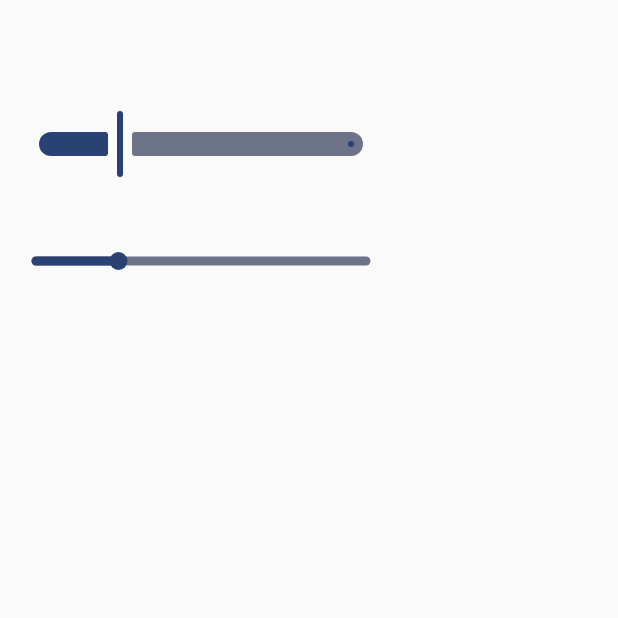
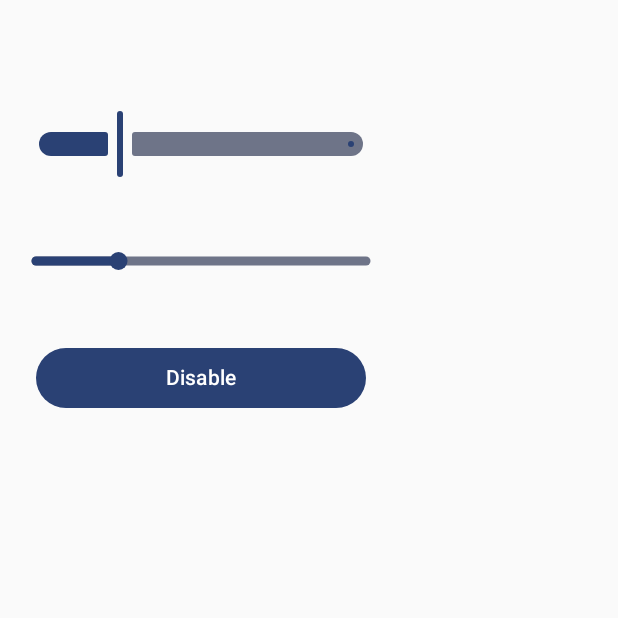
Before and after one commit to TurKurT656/BubbleSlider, an Android app built with Jetpack Compose: the screen it shows after launch (MainActivity), on a phone screen of 412 x 824 dp, the top half of it. Run offline under Robolectric (Android 15) with nearby library versions, the phone set to English and light mode, and no system bars.

Commit message:
Add enable/disable support for BubbleSlider

```diff
--- a/app/src/main/java/com/github/turkurt656/bubbleslider/BubbleSlider.kt
+++ b/app/src/main/java/com/github/turkurt656/bubbleslider/BubbleSlider.kt
@@ -30,6 +30,7 @@ fun BubbleSlider(
     value: Float,
     onValueChange: (Float) -> Unit,
     modifier: Modifier = Modifier,
+    enabled: Boolean = true,
     valueRange: ClosedFloatingPointRange<Float> = 0f..100f,
     colors: BubbleSliderColors = BubbleSliderDefaults.colors(),
     trackThickness: Dp = 6.dp,
@@ -63,6 +64,7 @@ fun BubbleSlider(
             modifier = Modifier
                 .fillMaxSize()
                 .draggable(
+                    enabled = enabled,
                     orientation = Orientation.Horizontal,
                     state = rememberDraggableState { delta ->
                         velocity = delta.coerceIn(-8f, 8f) * 0.3f
@@ -85,19 +87,19 @@ fun BubbleSlider(
                 drawLine(
                     start = Offset(x = 0f, y = canvasHeight / 2),
                     end = Offset(x = canvasWidth, y = canvasHeight / 2),
-                    color = colors.trackColor(true, false),
+                    color = colors.trackColor(enabled, false),
                     strokeWidth = trackThickness.toPx(),
                     cap = StrokeCap.Round
                 )
                 drawLine(
                     start = Offset(x = 0f, y = canvasHeight / 2),
                     end = Offset(x = progressWidth, y = canvasHeight / 2),
-                    color = colors.trackColor(true, true),
+                    color = colors.trackColor(enabled, true),
                     strokeWidth = trackThickness.toPx(),
                     cap = StrokeCap.Round
                 )
                 drawDrop(
-                    color = colors.thumbColor(true),
+                    color = colors.thumbColor(enabled),
                     center = Offset(x = progressWidth, y = canvasHeight / 2),
                     radius = circleRadius.toPx(),
                     velocity = velocityAnimation.value,
--- a/app/src/main/java/com/github/turkurt656/bubbleslider/BubbleSliderDefaults.kt
+++ b/app/src/main/java/com/github/turkurt656/bubbleslider/BubbleSliderDefaults.kt
@@ -3,6 +3,7 @@ package com.github.turkurt656.bubbleslider
 import androidx.compose.material3.MaterialTheme
 import androidx.compose.runtime.Composable
 import androidx.compose.ui.graphics.Color
+import androidx.compose.ui.graphics.compositeOver
 
 object BubbleSliderDefaults {
 
@@ -15,9 +16,13 @@ object BubbleSliderDefaults {
                     thumbColor = MaterialTheme.colorScheme.primary,
                     activeTrackColor = MaterialTheme.colorScheme.primary,
                     inactiveTrackColor = MaterialTheme.colorScheme.secondaryContainer,
-                    disabledThumbColor = MaterialTheme.colorScheme.onSurface,
-                    disabledActiveTrackColor = MaterialTheme.colorScheme.onSurface,
-                    disabledInactiveTrackColor = MaterialTheme.colorScheme.onSurface,
+                    disabledThumbColor = MaterialTheme.colorScheme.onSurface
+                        .copy(alpha = 0.38f)
+                        .compositeOver(MaterialTheme.colorScheme.surface),
+                    disabledActiveTrackColor = MaterialTheme.colorScheme.onSurface
+                        .copy(alpha = 0.38f),
+                    disabledInactiveTrackColor = MaterialTheme.colorScheme.onSurface
+                        .copy(alpha = 0.12f),
                 ).also {
                     _cachedColor = it
                 }
--- a/app/src/main/java/com/github/turkurt656/bubbleslider/ui/MainActivity.kt
+++ b/app/src/main/java/com/github/turkurt656/bubbleslider/ui/MainActivity.kt
@@ -8,10 +8,13 @@ import androidx.compose.foundation.layout.Column
 import androidx.compose.foundation.layout.fillMaxSize
 import androidx.compose.foundation.layout.padding
 import androidx.compose.foundation.layout.width
+import androidx.compose.material3.Button
 import androidx.compose.material3.Slider
 import androidx.compose.material3.SliderDefaults
+import androidx.compose.material3.Text
 import androidx.compose.runtime.getValue
 import androidx.compose.runtime.mutableFloatStateOf
+import androidx.compose.runtime.mutableStateOf
 import androidx.compose.runtime.remember
 import androidx.compose.runtime.setValue
 import androidx.compose.ui.Modifier
@@ -36,6 +39,10 @@ class MainActivity : ComponentActivity() {
                         mutableFloatStateOf(70f)
                     }
 
+                    var enabled by remember {
+                        mutableStateOf(true)
+                    }
+
                     val modifier = Modifier
                         .padding(24.dp)
                         .width(220.dp)
@@ -45,7 +52,7 @@ class MainActivity : ComponentActivity() {
                     Slider(
                         modifier = modifier,
                         valueRange = valueRange,
-                        enabled = true,
+                        enabled = enabled,
                         colors = SliderDefaults.colors(),
                         value = value,
                         onValueChange = { value = it },
@@ -57,10 +64,19 @@ class MainActivity : ComponentActivity() {
                     BubbleSlider(
                         modifier = modifier,
                         valueRange = valueRange,
+                        enabled = enabled,
                         colors = BubbleSliderDefaults.colors(),
                         value = value,
                         onValueChange = { value = it },
                     )
+
+                    Button(
+                        modifier = modifier,
+                        onClick = {
+                            enabled = !enabled
+                        }) {
+                        Text(if (enabled) "Disable" else "Enable")
+                    }
                 }
             }
         }
```
